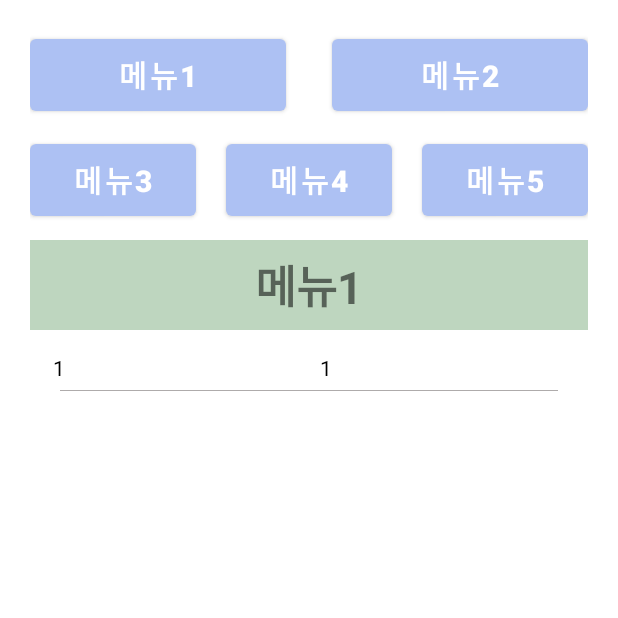
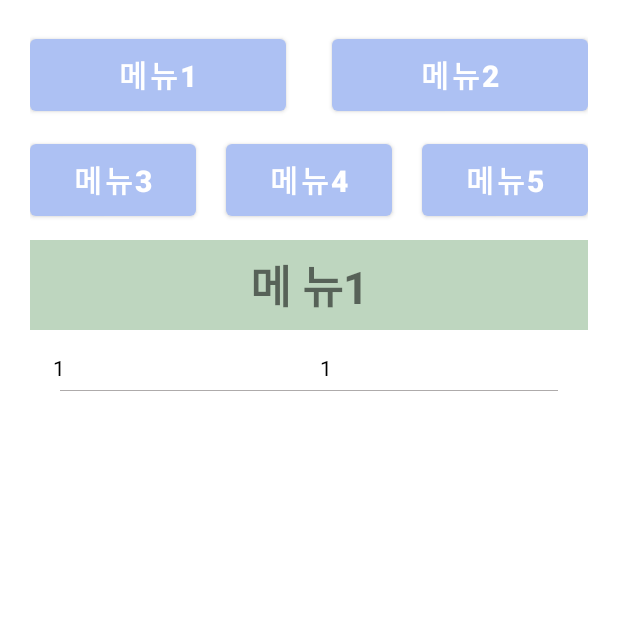
Before and after one commit to qteckr/exam2_JYS, an Android app: the screen it shows after launch (MainActivity), after a tap on "메뉴1", on a phone screen of 412 x 824 dp, the top half of it. Run offline under Robolectric (Android 15) with nearby library versions, the phone set to English and light mode, and no system bars.

Commit message:
커밋테스트

```diff
--- a/app/src/main/java/com/study/qtecexam2/MainActivity.java
+++ b/app/src/main/java/com/study/qtecexam2/MainActivity.java
@@ -68,7 +68,7 @@ public class MainActivity extends AppCompatActivity {
                         a = 5; b = "5";
                     }
 
-                    tv_label.setText("메뉴" + String.valueOf(INDEX+1));
+                    tv_label.setText("메 뉴" + String.valueOf(INDEX+1));
                     item test = new item(a,b);
                     arrayList.add(test);
                     adapter.notifyDataSetChanged();
```
